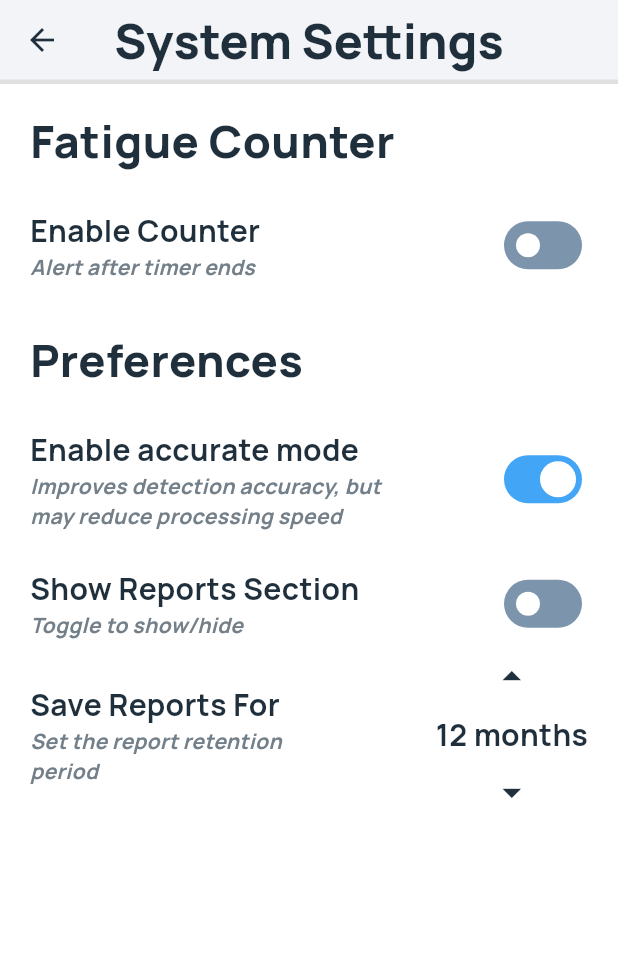
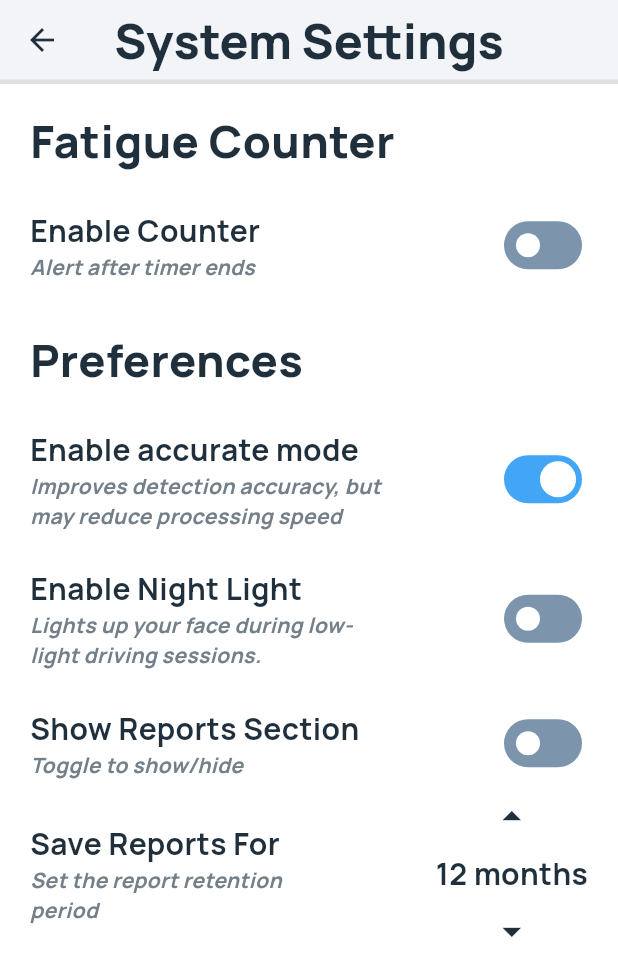
Before and after one commit to MunMihai/Fatigue-Detection-App, a Flutter app: the SettingsView screen opened directly, on a phone screen of 412 x 824 dp. Shown: the top 976 px of the screen. Run offline on Flutter 3.47's test engine with Material 3 defaults, Android fonts, the phone set to English and light mode, and no system bars; our stand-ins replace camera, drift, go_router, google_fonts, logger, permission_handler and 3 more; missing offline and left inert: flutter_ringtone_player, google_mlkit_commons, google_mlkit_face_detection; accounts and stored records are empty; generated files the repository leaves out were written again.

Commit message:
add night light overlay for face illumination

```diff
--- a/lib/core/config/l10n/intl_en.arb
+++ b/lib/core/config/l10n/intl_en.arb
@@ -501,5 +501,14 @@
   "aboutAuthorContent": "My name is Mihai Muntean and I am a fourth-year student at the Technical University of Moldova, Faculty of Computers, Informatics, and Microelectronics (CIM), specializing in Information Technology. I am passionate about innovative solutions in information technology, aiming to develop useful and efficient applications for user safety.",
   "@aboutAuthorContent": {},
   "contactContent": "mihai.muntean@isa.utm.md\nmihai.muntean.002@gmail.com",
-  "@contactContent": {}
+  "@contactContent": {},
+  "enableNightLight": "Enable Night Light",
+  "@enableNightLight": {
+    "description": "Lights up your face during night monitoring."
+  },
+  "nightLightSubtitle": "Lights up your face during low-light driving sessions.",
+  "@nightLightSubtitle": {}
+
+
+
 }
--- a/lib/core/config/l10n/intl_ro.arb
+++ b/lib/core/config/l10n/intl_ro.arb
@@ -143,5 +143,9 @@
   "allRightsReserved": "Toate drepturile rezervate.",
   "aboutAppContent": "Driver Guard este o aplicație mobilă dezvoltată în cadrul lucrării de licență la Universitatea Tehnică a Moldovei. Scopul principal al aplicației este de a monitoriza în timp real nivelul de oboseală al șoferului și de a reduce riscul de accidente provocate de epuizare, prin emiterea de alerte imediate. Driver Guard utilizează recunoașterea facială pentru a identifica semnele de oboseală și generează notificări preventive pentru a crește siguranța la volan.",
   "aboutAuthorContent": "Mă numesc Muntean Mihai și sunt student în anul IV la Universitatea Tehnică a Moldovei, Facultatea Calculatoare, Informatică și Microelectronică (CIM), specializarea Tehnologia Informației. Sunt pasionat de soluții inovatoare în domeniul tehnologiilor informaționale, având ca obiectiv dezvoltarea de aplicații utile și eficiente pentru siguranța utilizatorilor.",
-  "contactContent": "mihai.muntean@isa.utm.md\nmihai.muntean.002@gmail.com"
+  "contactContent": "mihai.muntean@isa.utm.md\nmihai.muntean.002@gmail.com",
+  "enableNightLight": "Iluminarea de noapte",
+  "nightLightSubtitle": "Iluminează fața ta în timpul sesiunilor de conducere în lumină scăzută."
+
+
 }
--- a/lib/core/config/l10n/intl_ru.arb
+++ b/lib/core/config/l10n/intl_ru.arb
@@ -143,5 +143,7 @@
   "allRightsReserved": "Все права защищены.",
   "aboutAppContent": "Driver Guard — это мобильное приложение, разработанное в рамках дипломной работы в Техническом университете Молдовы. Его основная цель — мониторинг уровня усталости водителя в реальном времени и снижение риска дорожно-транспортных происшествий, вызванных истощением, путём немедленного оповещения. Driver Guard использует распознавание лиц для выявления признаков усталости и генерирует превентивные уведомления для повышения безопасности вождения.",
   "aboutAuthorContent": "Меня зовут Михай Мунтян, я студент 4-го курса Технического университета Молдовы, факультета вычислительной техники, информатики и микроэлектроники (CIM), специализация «Информационные технологии». Я увлечен инновационными решениями в области информационных технологий, стремлюсь разрабатывать полезные и эффективные приложения для безопасности пользователей.",
-  "contactContent": "mihai.muntean@isa.utm.md\nmihai.muntean.002@gmail.com"
+  "contactContent": "mihai.muntean@isa.utm.md\nmihai.muntean.002@gmail.com",
+  "enableNightLight": "Вкл. ночную подсветку",
+  "nightLightSubtitle": "Освещает ваше лицо во время вождения при слабом освещении."
 }
--- a/lib/presentation/pages/settings_view.dart
+++ b/lib/presentation/pages/settings_view.dart
@@ -36,13 +36,13 @@ class SettingsView extends StatelessWidget {
               value: settingsProvider.isCounterEnabled,
               onChanged: settingsProvider.toggleCounter,
             ),
-            settingsProvider.isCounterEnabled ?
-              TimePicker(
-                hours: settingsProvider.savedHours,
-                minutes: settingsProvider.savedMinutes,
-                onChanged: settingsProvider.updateTime,
-              ) :             AppSpaceses.verticalLarge,
-
+            settingsProvider.isCounterEnabled
+                ? TimePicker(
+                    hours: settingsProvider.savedHours,
+                    minutes: settingsProvider.savedMinutes,
+                    onChanged: settingsProvider.updateTime,
+                  )
+                : AppSpaceses.verticalLarge,
             Text(tr.preferences, style: AppTextStyles.h2(context)),
             AppSpaceses.verticalMedium,
             CustomSwitchTile(
@@ -55,6 +55,13 @@ class SettingsView extends StatelessWidget {
                     value ? FaceDetectorMode.accurate : FaceDetectorMode.fast,
                   );
                 }),
+            AppSpaceses.verticalMedium,
+            CustomSwitchTile(
+              title: tr.enableNightLight,
+              subtitle: tr.nightLightSubtitle,
+              value: settingsProvider.isNightLightEnabled,
+              onChanged: settingsProvider.toggleNightLight,
+            ),
             AppSpaceses.verticalMedium,
             CustomSwitchTile(
               title: tr.showReportsSection,
--- a/lib/presentation/providers/settings_provider.dart
+++ b/lib/presentation/providers/settings_provider.dart
@@ -15,6 +15,7 @@ class SettingsProvider extends ChangeNotifier {
   String _languageCode = 'en';
   FaceDetectorMode _faceDetectorMode = FaceDetectorMode.accurate;
   ThemeMode _themeMode = ThemeMode.system;
+  bool _isNightLightEnabled = false;
 
   bool get isCounterEnabled => _isCounterEnabled;
   bool get isReportsSectionEnabled => _isReportsSectionEnabled;
@@ -25,6 +26,7 @@ class SettingsProvider extends ChangeNotifier {
   String get languageCode => _languageCode;
   FaceDetectorMode get faceDetectorMode => _faceDetectorMode;
   ThemeMode get themeMode => _themeMode;
+  bool get isNightLightEnabled => _isNightLightEnabled;
 
   Future<void> loadSettings() async {
     _prefs = await SharedPreferences.getInstance();
@@ -36,6 +38,8 @@ class SettingsProvider extends ChangeNotifier {
     _savedMinutes = _prefs.getInt('alarm_time_minutes') ?? 0;
     _sessionSensitivity = _prefs.getInt('_session_sensibility') ?? 5;
     _languageCode = _prefs.getString('language_code') ?? 'en';
+    _isNightLightEnabled =
+        _prefs.getBool('enable_night_light') ?? false; // ➡️ aici
     final modeString = _prefs.getString('face_detector_mode') ?? 'fast';
     _faceDetectorMode = FaceDetectorMode.values.firstWhere(
       (e) => e.name == modeString,
@@ -54,8 +58,18 @@ class SettingsProvider extends ChangeNotifier {
     appLogger.i('   ▸ Alarm time: $_savedHours h $_savedMinutes min');
     appLogger.i('   ▸ Sensibility: $_sessionSensitivity');
     appLogger.i('   ▸ Language code: $_languageCode');
+    appLogger.i('   ▸ Night light: $_isNightLightEnabled');
     appLogger.i('   ▸ Performance mode: $_faceDetectorMode');
     appLogger.i('   ▸ Theme: $_themeMode');
+
+    notifyListeners();
+  }
+
+  Future<void> toggleNightLight(bool value) async {
+    _isNightLightEnabled = value;
+    await _prefs.setBool('enable_night_light', value);
+
+    appLogger.i('🌙 Night light toggled → $_isNightLightEnabled');
 
     notifyListeners();
   }
```
Also changed, not shown: lib/presentation/pages/active_monitoring_wrapper_page.dart (+23 -30 lines), lib/presentation/pages/camera_preview_view.dart (+25 -1 lines), 8 other files.
